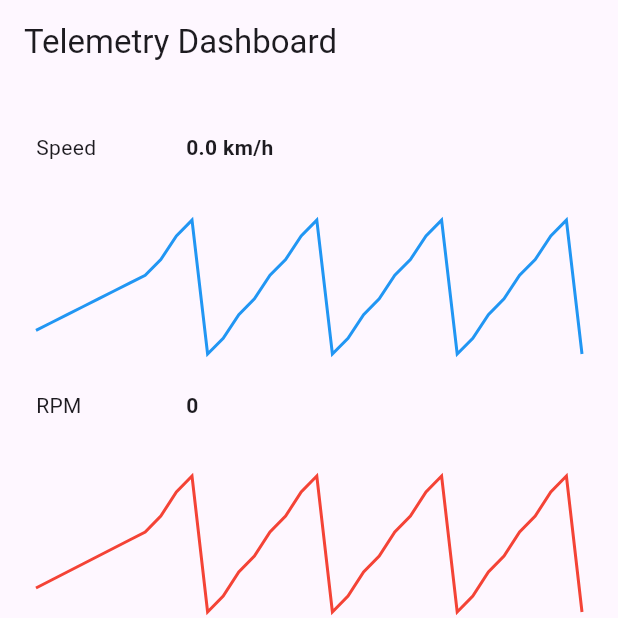
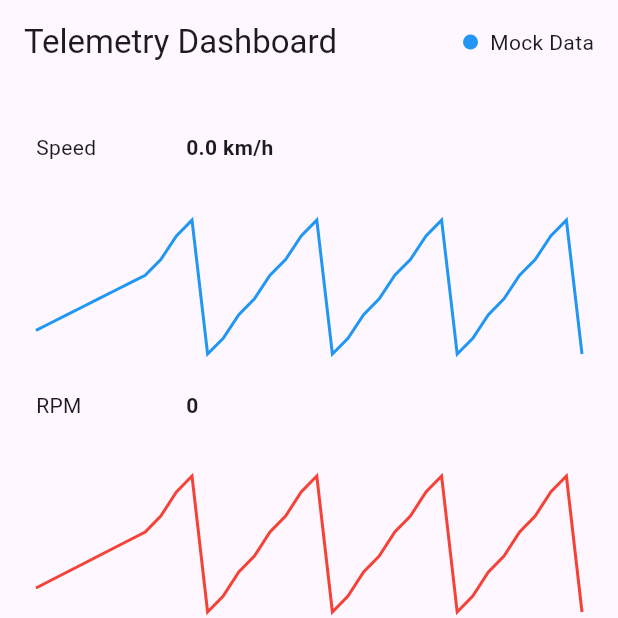
Before and after one commit to johneerkens/sim-telemetry-tool, a Flutter app: the screen it shows after launch, on a phone screen of 412 x 824 dp, the top half of it. Run offline on Flutter 3.47's test engine with Material 3 defaults, Android fonts, the phone set to English and light mode, and no system bars; our stand-ins replace sqflite; accounts and stored records are empty.

Commit message:
changed the dashboard_page.dart code

```diff
--- a/lib/ui/dashboard/dashboard_page.dart
+++ b/lib/ui/dashboard/dashboard_page.dart
@@ -1,9 +1,10 @@
 import 'package:flutter/material.dart';
+import '../../core/models/telemetry_frame.dart';
+import '../../core/telemetry/telemetry_mode.dart';
 import '../../core/telemetry/telemetry_source_factory.dart';
-import '../../core/models/telemetry_frame.dart';
-import 'telemetry_view_model.dart';
 import 'line_chart.dart';
 import 'telemetry_series.dart';
+import 'telemetry_view_model.dart';
 
 class DashboardPage extends StatelessWidget {
   const DashboardPage({super.key});
@@ -13,24 +14,59 @@ class DashboardPage extends StatelessWidget {
     return StreamBuilder<TelemetryFrame>(
       stream: createTelemetryStream(),
       builder: (context, snapshot) {
+        final status = _connectionStatus(
+          telemetryMode,
+          hasData: snapshot.hasData,
+        );
+
         if (!snapshot.hasData) {
-          return const Scaffold(
-            body: Center(child: CircularProgressIndicator()),
+          return Scaffold(
+            appBar: AppBar(
+              title: const Text('Telemetry Dashboard'),
+              actions: [
+                _ConnectionStatusIndicator(status: status),
+                const SizedBox(width: 16),
+              ],
+            ),
+            body: const Center(child: CircularProgressIndicator()),
           );
         }
 
         final vm = TelemetryViewModel.fromFrame(snapshot.data!);
 
-        return _DashboardContent(vm: vm);
+        return _DashboardContent(vm: vm, status: status);
       },
     );
   }
 }
 
+ConnectionStatus _connectionStatus(
+  TelemetryMode mode, {
+  required bool hasData,
+}) {
+  if (mode == TelemetryMode.acc) {
+    return hasData
+        ? const ConnectionStatus(
+            label: 'ACC Connected',
+            color: Colors.green,
+          )
+        : const ConnectionStatus(
+            label: 'ACC Disconnected',
+            color: Colors.red,
+          );
+  }
+
+  return const ConnectionStatus(
+    label: 'Mock Data',
+    color: Colors.blue,
+  );
+}
+
 class _DashboardContent extends StatefulWidget {
-  const _DashboardContent({required this.vm});
+  const _DashboardContent({required this.vm, required this.status});
 
   final TelemetryViewModel vm;
+  final ConnectionStatus status;
 
   @override
   State<_DashboardContent> createState() => _DashboardContentState();
@@ -52,7 +88,13 @@ class _DashboardContentState extends State<_DashboardContent> {
     final vm = widget.vm;
 
     return Scaffold(
-      appBar: AppBar(title: const Text('Telemetry Dashboard')),
+      appBar: AppBar(
+        title: const Text('Telemetry Dashboard'),
+        actions: [
+          _ConnectionStatusIndicator(status: widget.status),
+          const SizedBox(width: 16),
+        ],
+      ),
       body: Padding(
         padding: const EdgeInsets.all(24),
         child: Column(
@@ -95,3 +137,39 @@ class _DashboardContentState extends State<_DashboardContent> {
     );
   }
 }
+
+class ConnectionStatus {
+  const ConnectionStatus({required this.label, required this.color});
+
+  final String label;
+  final Color color;
+}
+
+class _ConnectionStatusIndicator extends StatelessWidget {
+  const _ConnectionStatusIndicator({required this.status});
+
+  final ConnectionStatus status;
+
+  @override
+  Widget build(BuildContext context) {
+    return Center(
+      child: Row(
+        children: [
+          Container(
+            width: 10,
+            height: 10,
+            decoration: BoxDecoration(
+              color: status.color,
+              shape: BoxShape.circle,
+            ),
+          ),
+          const SizedBox(width: 8),
+          Text(
+            status.label,
+            style: Theme.of(context).textTheme.bodyMedium,
+          ),
+        ],
+      ),
+    );
+  }
+}
```
